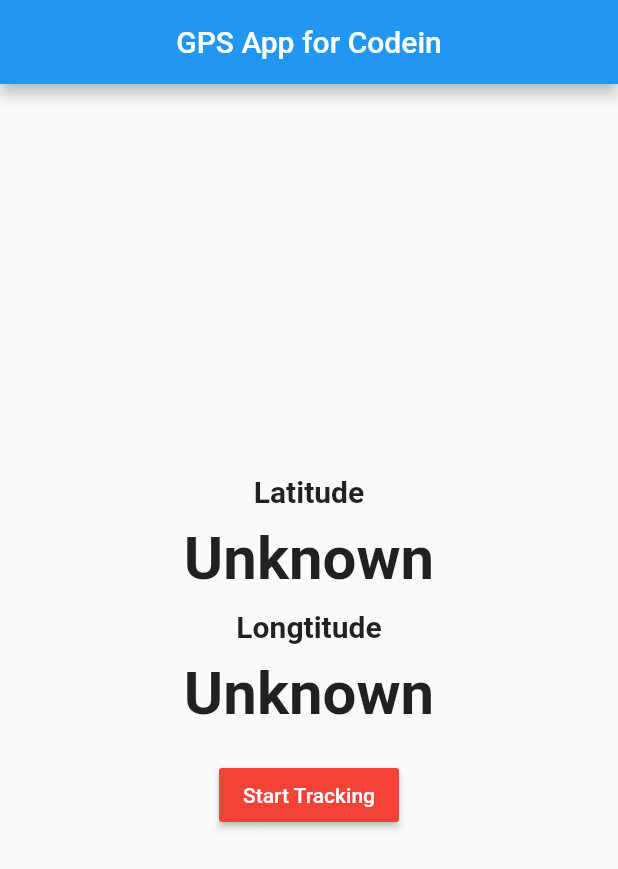
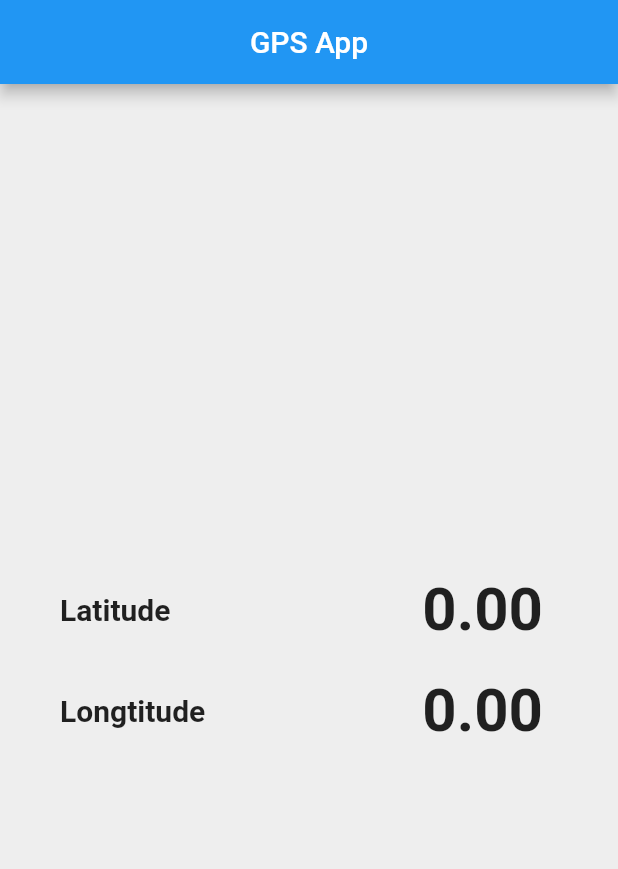
Before and after one commit to dnadawa/GPS-App-flutter, a Flutter app: the screen it shows after launch, on a phone screen of 412 x 824 dp. Shown: the top 869 px of the screen. Run offline on Flutter 3.47's test engine with Material 2 defaults, Android fonts, the phone set to English and light mode, and no system bars; our stand-ins replace geolocator.

Commit message:
Update Readme File and Homepage Design

```diff
--- a/lib/main.dart
+++ b/lib/main.dart
@@ -44,8 +44,8 @@ class _HomepageState extends State<Homepage> {
           // print(position == null ? 'Unknown' : position.latitude.toString() + ', ' + position.longitude.toString());
           if(position != null){
             setState(() {
-              lat = position.latitude.toString();
-              long = position.longitude.toString();
+              lat = position.latitude.toStringAsFixed(2);
+              long = position.longitude.toStringAsFixed(2);
             });
           }
           else{
@@ -62,15 +62,16 @@ class _HomepageState extends State<Homepage> {
   void initState() {
     // TODO: implement initState
     super.initState();
-    lat='Unknown';
-    long='Unknown';
+    lat='0.00';
+    long='0.00';
   }
 
   @override
   Widget build(BuildContext context) {
     return Scaffold(
+      backgroundColor: Colors.grey[200],
       appBar: AppBar(
-        title: Text('GPS App for Codein'),
+        title: Text('GPS App'),
         centerTitle: true,
 
       ),
@@ -80,20 +81,32 @@ class _HomepageState extends State<Homepage> {
           child: Column(
             mainAxisAlignment: MainAxisAlignment.center,
             children: <Widget>[
+              Padding(
+                padding: const EdgeInsets.symmetric(horizontal: 40),
+                child: Row(
+                  mainAxisAlignment: MainAxisAlignment.spaceBetween,
+                  children: [
                     Text("Latitude",style: TextStyle(fontWeight: FontWeight.bold,fontSize: 20),),
                     Padding(
                       padding: const EdgeInsets.all(10),
                       child: Text(lat,style: TextStyle(fontWeight: FontWeight.bold,fontSize: 40),),
                     ),
+                  ],
+                ),
+              ),
+              Padding(
+                padding: const EdgeInsets.symmetric(horizontal: 40),
+                child: Row(
+                  mainAxisAlignment: MainAxisAlignment.spaceBetween,
+                  children: [
                     Text("Longtitude",style: TextStyle(fontWeight: FontWeight.bold,fontSize: 20),),
                     Padding(
                       padding: const EdgeInsets.all(10),
                       child: Text(long,style: TextStyle(fontWeight: FontWeight.bold,fontSize: 40),),
                     ),
-              Padding(
-                padding: const EdgeInsets.all(10),
-                child: RaisedButton(onPressed: getLocation,child: Text('Start Tracking',style: TextStyle(color: Colors.white),),color: Theme.of(context).primaryColor,),
-              )
+                  ],
+                ),
+              ),
             ],
           ),
         ),
```
Also changed, not shown: pubspec.lock, 1 other file. Lines whose indentation alone changed are shown as unchanged.
